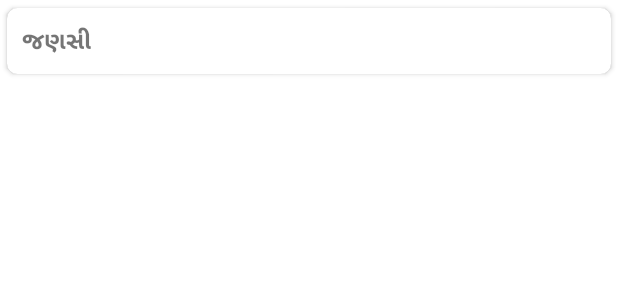
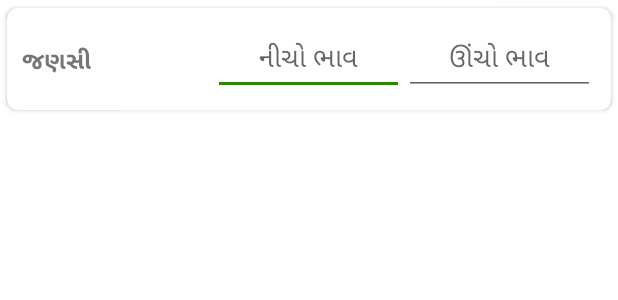
Before and after one commit to Luv7804/My_Project, an Android app: the layout add_daily_data_row.xml on its own in the app's theme, with its tools: preview values and no code run, on a phone screen of 412 x 824 dp. Shown: the top 300 px of the screen. Run offline under Robolectric (Android 15) with nearby library versions, the light colour scheme and no system bars.

Commit message:
APMC AddDailyData layout Complete

```diff
--- a/app/src/main/res/layout/add_daily_data_row.xml
+++ b/app/src/main/res/layout/add_daily_data_row.xml
@@ -1,7 +1,11 @@
+<?xml version="1.0" encoding="utf-8"?>
+
 <LinearLayout xmlns:android="http://schemas.android.com/apk/res/android"
     xmlns:app="http://schemas.android.com/apk/res-auto"
+    xmlns:tools="http://schemas.android.com/tools"
     android:layout_width="match_parent"
-    android:layout_height="wrap_content">
+    android:layout_height="wrap_content"
+    android:orientation="horizontal">
 
     <androidx.cardview.widget.CardView
         android:layout_width="match_parent"
@@ -18,32 +22,43 @@
             <TableRow>
 
                 <TextView
-                    android:id="@+id/janasiName"
-                    android:layout_width="110dp"
+                    android:id="@+id/textViewExpName"
+                    android:layout_width="0dp"
                     android:layout_column="1"
                     android:gravity="left"
                     android:text="જણસી"
                     android:textSize="16dp"
                     android:textStyle="bold" />
 
-                <!--                <EditText-->
-                <!--                    android:id="@+id/lowPrice"-->
-                <!--                    android:layout_width="0dp"-->
-                <!--                    android:layout_column="1"-->
-                <!--                    android:gravity="center"-->
-                <!--                    android:hint="નીચોભાવ"-->
-                <!--                    android:textSize="16dp"-->
-                <!--                    android:textStyle="bold" />-->
 
-                <!--                <EditText-->
-                <!--                    android:id="@+id/highPrice"-->
-                <!--                    android:layout_width="0dp"-->
-                <!--                    android:layout_column="1"-->
-                <!--                    android:gravity="center"-->
-                <!--                    android:hint="ઊંચોભાવ"-->
-                <!--                    android:textSize="16dp"-->
-                <!--                    android:textStyle="bold" />-->
+                <EditText
+                    android:id="@+id/ExpHeld"
+                    android:layout_width="0dp"
+                    android:layout_column="1"
+                    android:gravity="center"
+                    android:hint="નીચો ભાવ"
+                    android:inputType="number" />
+
+                <EditText
+                    android:id="@+id/ExpHeld2"
+                    android:layout_width="0dp"
+                    android:layout_column="1"
+                    android:gravity="center"
+                    android:hint="ઊંચો ભાવ"
+                    android:inputType="number" />
+
+
             </TableRow>
+
+            <Button
+                android:id="@+id/ExpBimageSelect"
+                android:layout_width="0dp"
+                android:layout_height="wrap_content"
+                android:layout_weight="1"
+                android:text="Select Image"
+                android:textSize="6dp"
+                android:visibility="gone"
+                tools:ignore="DuplicateIds" />
         </TableLayout>
     </androidx.cardview.widget.CardView>
 </LinearLayout>
```
Also changed, not shown: app/src/main/java/com/example/my_project/AddDailyData.java (+34 -41 lines), app/src/main/java/com/example/my_project/AddDailyDataModel.java (+13 -7 lines), app/src/main/java/com/example/my_project/RecyclerAddDailyDataAdpter.java (+148 -32 lines), app/src/main/res/layout/activity_add_daily_data.xml (+64 -18 lines).
